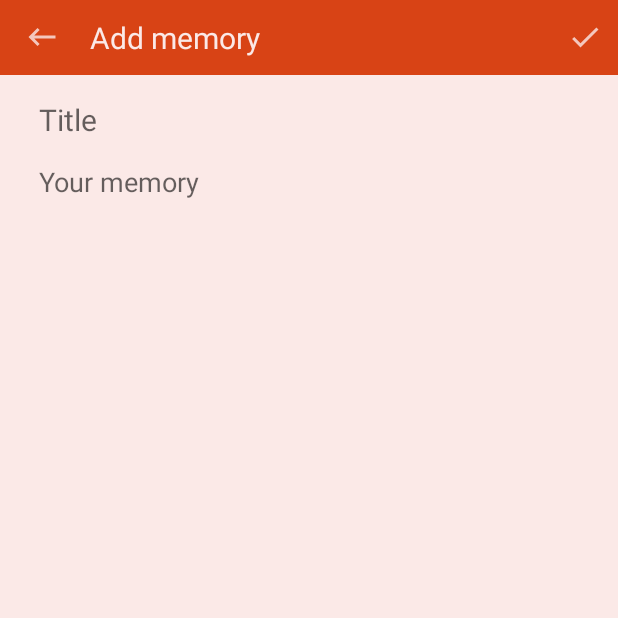
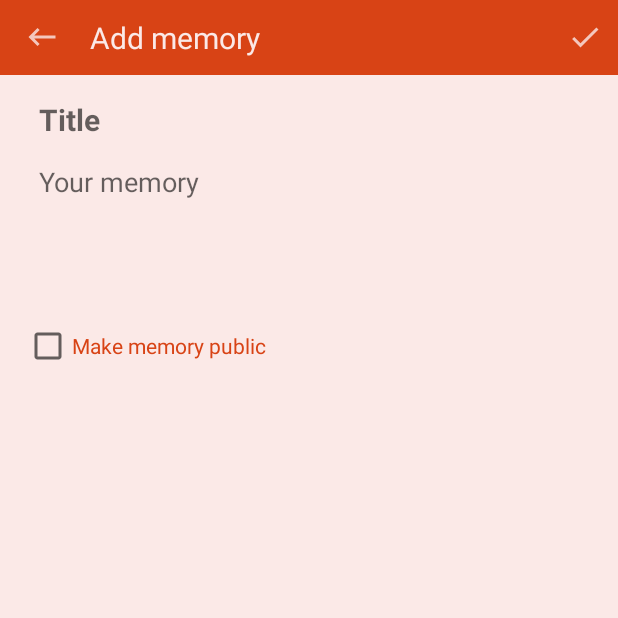
Before and after one commit to mennasaber/ZaatKotlin, an Android app: the AddMemoryActivity screen opened directly, with no data from a screen before it, on a phone screen of 412 x 824 dp, the top half of it. Run offline under Robolectric (Android 15) with nearby library versions, the phone set to English and light mode, and no system bars; our stand-ins replace Firebase (no records; nobody signed in at launch, a user with empty details on screens opened directly); Roboto replaces fonts that are not available here.

Commit message:
Follow users,edit memory and add option to make memory public for followers

```diff
--- a/app/build.gradle
+++ b/app/build.gradle
@@ -53,4 +53,6 @@ dependencies {
 
     implementation "androidx.lifecycle:lifecycle-viewmodel-ktx:2.2.0"
     implementation 'androidx.fragment:fragment-ktx:1.2.5'
+
+    implementation 'com.squareup.picasso:picasso:2.71828'
 }
--- a/app/src/main/AndroidManifest.xml
+++ b/app/src/main/AndroidManifest.xml
@@ -22,9 +22,10 @@
         <activity android:name=".activities.MainActivity">
             <intent-filter>
                 <action android:name="android.intent.action.MAIN" />
+                <category android:name="android.intent.category.LAUNCHER" />
+            </intent-filter>
 
-                <category android:name="android.intent.category.LAUNCHER" />
-
+            <intent-filter>
                 <data android:scheme="@string/fb_login_protocol_scheme" />
             </intent-filter>
         </activity>
--- a/app/src/main/java/com/example/zaatkotlin/activities/AddMemoryActivity.kt
+++ b/app/src/main/java/com/example/zaatkotlin/activities/AddMemoryActivity.kt
@@ -1,92 +1,109 @@
 package com.example.zaatkotlin.activities
 
-import androidx.appcompat.app.AppCompatActivity
 import android.os.Bundle
+import android.view.View
+import android.widget.CheckBox
 import android.widget.EditText
 import android.widget.ImageView
 import androidx.activity.viewModels
+import androidx.appcompat.app.AppCompatActivity
 import androidx.core.widget.addTextChangedListener
 import com.example.zaatkotlin.R
 import com.example.zaatkotlin.models.Memory
 import com.example.zaatkotlin.viewmodels.AddMemoryViewModel
 import com.google.firebase.auth.FirebaseAuth
-import com.google.firebase.firestore.ktx.firestore
-import com.google.firebase.ktx.Firebase
 import java.text.SimpleDateFormat
 import java.util.*
 
-class AddMemoryActivity : AppCompatActivity() {
+class AddMemoryActivity : AppCompatActivity(), View.OnClickListener {
     lateinit var saveButton: ImageView
-    lateinit var backButton: ImageView
+    private lateinit var backButton: ImageView
+    private lateinit var makeMemoryPublicCB: CheckBox
+    private lateinit var titleET: EditText
+    private lateinit var memoryET: EditText
+
+    private val viewModel: AddMemoryViewModel by viewModels()
+
     override fun onCreate(savedInstanceState: Bundle?) {
         super.onCreate(savedInstanceState)
         setContentView(R.layout.activity_add_memory)
         initWidget()
     }
 
-    // ------------------------------ initialization ----------------------------
+    /** ------------------------------ initialization ----------------------------**/
     private fun initWidget() {
-        val viewModel: AddMemoryViewModel by viewModels()
+
         saveButton = findViewById(R.id.saveMemory)
         backButton = findViewById(R.id.back)
-        val titleET = findViewById<EditText>(R.id.titleET)
-        val memoryET = findViewById<EditText>(R.id.memoryET)
+        makeMemoryPublicCB = findViewById(R.id.makeMemoryPublicCB)
+        titleET = findViewById<EditText>(R.id.titleET)
+        memoryET = findViewById<EditText>(R.id.memoryET)
+
         titleET.setText(viewModel.title)
         memoryET.setText(viewModel.content)
+        makeMemoryPublicCB.isChecked = viewModel.isSharing
 
-        backButton.setOnClickListener {
-            finish()
-        }
-        saveButton.setOnClickListener {
+        backButton.setOnClickListener(this)
+        saveButton.setOnClickListener(this)
 
-            if (titleET.text.toString().trim() != "" && memoryET.text.toString().trim() != "") {
-                val memoryObject = initMemoryObject(
-                    titleET.text.toString().trim(),
-                    memoryET.text.toString().trim()
-                )
-                saveMemoryInFireStore(memoryObject)
-            }
-        }
         titleET.addTextChangedListener { viewModel.title = titleET.text.toString() }
         memoryET.addTextChangedListener { viewModel.content = memoryET.text.toString() }
+        makeMemoryPublicCB.setOnCheckedChangeListener { _, _ ->
+            viewModel.isSharing = makeMemoryPublicCB.isChecked
+        }
     }
 
-    // ------------------------------ Save Memory in FireStore ------------------
+    /** ------------------------------ call viewModel function to add the memory ------------------**/
     private fun saveMemoryInFireStore(memoryObject: Memory) {
-        val db = Firebase.firestore
-        memoryObject.memoryID = db.collection("Memories").document().id
-        db.collection("counter").document("value").get().addOnSuccessListener { document ->
-            if (document != null) {
-                memoryObject.index = document.data!!["last"] as Long
-                db.collection("counter").document("value").update("last", memoryObject.index + 1)
-                db.collection("Memories").document(memoryObject.memoryID).set(memoryObject)
-                finish()
-            }
-        }
-
-
+        viewModel.addMemory(memoryObject)
+        finish()
     }
 
-    // ------------------------------ Set Memory data ---------------------------
-    private fun initMemoryObject(title: String, memory: String): Memory {
+    /** ------------------------------ Set Memory data ---------------------------**/
+    private fun initMemoryObject(title: String, memory: String, isSharing: Boolean): Memory {
         val date = getCurrentDateTime()
         val dateInString = date.toString("yyyy-MM-dd HH:mm")
         return Memory(
             title = title,
             memory = memory,
             date = dateInString,
-            uID = FirebaseAuth.getInstance().uid.toString()
+            uID = FirebaseAuth.getInstance().uid.toString(),
+            isSharing = isSharing
         )
     }
 
-    // ------------------------------ Convert date to specific format 'extension function' ---------
+    /** ------------------------------ Convert date to specific format 'extension function' ---------**/
     private fun Date.toString(format: String, locale: Locale = Locale.getDefault()): String {
         val formatter = SimpleDateFormat(format, locale)
         return formatter.format(this)
     }
 
-    // ------------------------------- Get current date -------------------------
+    /** ------------------------------- Get current date -------------------------**/
     private fun getCurrentDateTime(): Date {
         return Calendar.getInstance().time
     }
+
+    /** ------------------------------ setup Click listener ----------------------**/
+    override fun onClick(view: View?) {
+        when (view?.id) {
+            R.id.back -> {
+                finish()
+            }
+            R.id.saveMemory -> {
+                if (isValid()) {
+                    val memoryObject = initMemoryObject(
+                        titleET.text.toString().trim(),
+                        memoryET.text.toString().trim(),
+                        makeMemoryPublicCB.isChecked
+                    )
+                    saveMemoryInFireStore(memoryObject)
+                }
+            }
+        }
+    }
+
+    /** -------------- make sure of memory title or content empty ----------------**/
+    private fun isValid(): Boolean {
+        return memoryET.text.toString().trim() != "" && titleET.text.toString().trim() != ""
+    }
 }
--- /dev/null
+++ b/app/src/main/java/com/example/zaatkotlin/models/Follow.kt
@@ -0,0 +1,6 @@
+package com.example.zaatkotlin.models
+
+class Follow {
+    lateinit var followerId: String
+    lateinit var followingId: String
+}
--- a/app/src/main/java/com/example/zaatkotlin/models/Memory.kt
+++ b/app/src/main/java/com/example/zaatkotlin/models/Memory.kt
@@ -8,5 +8,4 @@ class Memory(
     var isSharing: Boolean = false
 ) {
     lateinit var memoryID : String
-    var index : Long = -1
 }
--- a/app/src/main/java/com/example/zaatkotlin/viewmodels/AddMemoryViewModel.kt
+++ b/app/src/main/java/com/example/zaatkotlin/viewmodels/AddMemoryViewModel.kt
@@ -1,8 +1,17 @@
 package com.example.zaatkotlin.viewmodels
 
 import androidx.lifecycle.ViewModel
-//this class to save data of edit texts that are in add memory activity , mobile change its config
-class AddMemoryViewModel : ViewModel(){
+import com.example.zaatkotlin.models.Memory
+import com.google.firebase.firestore.ktx.firestore
+import com.google.firebase.ktx.Firebase
+
+class AddMemoryViewModel : ViewModel() {
     var title: String = ""
     var content: String = ""
+    var isSharing: Boolean = false
+    fun addMemory(memoryObject: Memory) {
+        val db = Firebase.firestore
+        memoryObject.memoryID = db.collection("Memories").document().id
+        db.collection("Memories").document(memoryObject.memoryID).set(memoryObject)
+    }
 }
--- a/app/src/main/res/layout/activity_add_memory.xml
+++ b/app/src/main/res/layout/activity_add_memory.xml
@@ -1,6 +1,5 @@
 <?xml version="1.0" encoding="utf-8"?>
 <RelativeLayout xmlns:android="http://schemas.android.com/apk/res/android"
-    xmlns:app="http://schemas.android.com/apk/res-auto"
     xmlns:tools="http://schemas.android.com/tools"
     android:layout_width="match_parent"
     android:layout_height="match_parent"
@@ -36,7 +35,9 @@
             android:paddingStart="10dp"
             android:paddingEnd="10dp"
             android:paddingRight="10dp"
+            android:textColor="@color/colorDeepOrange"
             android:textSize="20sp"
+            android:textStyle="bold"
             tools:layout_editor_absoluteY="16dp" />
 
         <EditText
@@ -54,6 +55,19 @@
             android:hint="@string/your_memory"
             android:minHeight="100dp"
             android:padding="10dp"
-            android:textAlignment="viewStart" />
+            android:textColor="@color/colorDeepOrange" />
+
+        <androidx.appcompat.widget.AppCompatCheckBox
+            android:id="@+id/makeMemoryPublicCB"
+            android:layout_width="wrap_content"
+            android:layout_height="wrap_content"
+            android:layout_below="@id/memoryET"
+            android:layout_marginStart="16dp"
+            android:layout_marginLeft="16dp"
+            android:layout_marginEnd="16dp"
+            android:layout_marginRight="16dp"
+            android:layout_marginBottom="16dp"
+            android:text="@string/make_public"
+            android:textColor="@color/colorDeepOrange" />
     </RelativeLayout>
 </RelativeLayout>
--- a/app/src/main/res/layout/memory_item.xml
+++ b/app/src/main/res/layout/memory_item.xml
@@ -25,9 +25,10 @@
 
             <TextView
                 android:id="@+id/memoryTitle"
-                android:layout_width="wrap_content"
+                android:layout_width="match_parent"
                 android:layout_height="wrap_content"
                 android:ellipsize="end"
+                android:gravity="start"
                 android:maxLines="1"
                 tools:text="Memory Title"
                 android:textColor="@color/colorDeepOrange"
@@ -39,7 +40,8 @@
 
             <TextView
                 android:id="@+id/memoryText"
-                android:layout_width="wrap_content"
+                android:layout_width="match_parent"
+                android:gravity="start"
                 android:layout_height="wrap_content"
                 android:layout_marginTop="8dp"
                 android:ellipsize="end"
--- a/app/src/main/res/values/strings.xml
+++ b/app/src/main/res/values/strings.xml
@@ -16,5 +16,6 @@
     <string name="hello_blank_fragment">Hello blank fragment</string>
     <string name="follow">Follow</string>
     <string name="searchHint">Username</string>
-
+    <string name="unfollow">Unfollow</string>
+    <string name="make_public">Make memory public</string>
 </resources>
```
Also changed, not shown: app/src/main/java/com/example/zaatkotlin/activities/EditMemoryActivity.kt (+59 -10 lines), app/src/main/java/com/example/zaatkotlin/activities/LoginActivity.kt (+11 -11 lines), app/src/main/java/com/example/zaatkotlin/adapters/GridViewAdapter.kt (deleted, +0 -41 lines), app/src/main/java/com/example/zaatkotlin/adapters/RecyclerViewAdapter.kt (+17 -10 lines), app/src/main/java/com/example/zaatkotlin/adapters/SearchAdapter.kt (+39 -12 lines), app/src/main/java/com/example/zaatkotlin/fragments/SearchFragment.kt (+27 -10 lines), app/src/main/java/com/example/zaatkotlin/viewmodels/MemoriesViewModel.kt (+8 -0 lines), app/src/main/java/com/example/zaatkotlin/viewmodels/SearchViewModel.kt (+32 -5 lines), app/src/main/res/layout/activity_edit_memory.xml (+16 -2 lines), app/src/main/res/layout/search_item.xml (+4 -4 lines).
